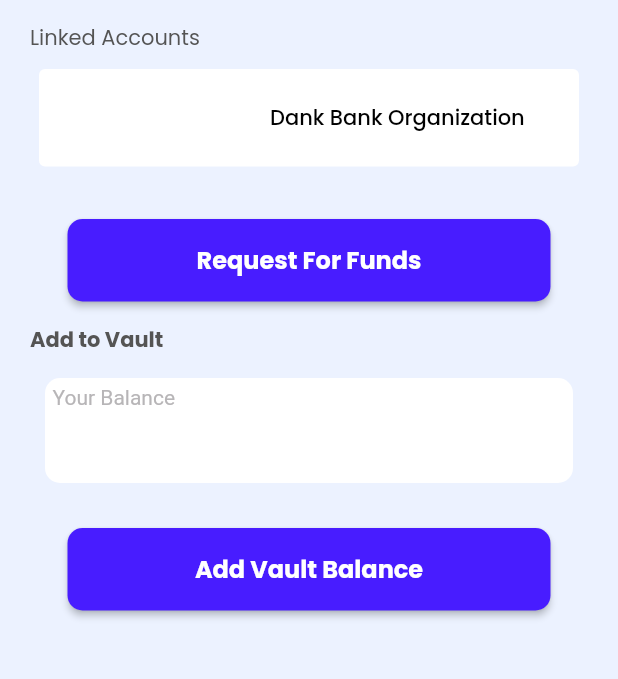
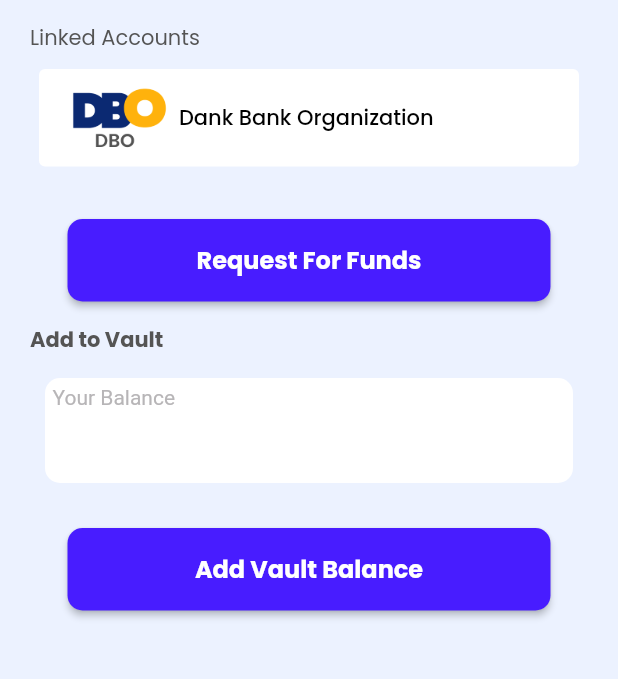
Before and after one commit to MarkTalandron19/Soft_Eng_Proj, a Flutter app: the DepositPage screen opened directly with empty values, on a phone screen of 412 x 824 dp, the part 84-763 px from its top. Run offline on Flutter 3.47's test engine with Material 2 defaults, Android fonts, the phone set to English and light mode, and no system bars; our stand-ins replace cloud_firestore, firebase_core, hexcolor; accounts and stored records are empty.

Commit message:
added image for dbo

```diff
--- a/lib/depositone.dart
+++ b/lib/depositone.dart
@@ -43,11 +43,19 @@ class DepositPage extends StatelessWidget {
             Column(
               children: <Widget>[
                 Container(
-                  margin: EdgeInsets.symmetric(horizontal: 26.0),
+                  margin: const EdgeInsets.symmetric(horizontal: 26.0),
                   child: SizedBox(
                     height: 65.0,
                     child: ElevatedButton(
-                      onPressed: () {},
+
+                      onPressed: () {
+                        Navigator.push(
+                      context,
+                      MaterialPageRoute(
+                          builder: (context) => Deposit(
+                                isChild: isChild,
+                                password: password,
+                              )));},
                       style: ElevatedButton.styleFrom(
                         elevation: 0,
                         backgroundColor: Colors.white,
@@ -55,10 +63,15 @@ class DepositPage extends StatelessWidget {
                       child: Row(
                         children: const <Widget>[
                           SizedBox(
-                            width: 138.0,
+                            width: 5.0,
                           ),
+                          Image(
+                                image: AssetImage(
+                                  'assets/dbo.png'
+                                ),
+                              ),
                           Text(
-                            "Dank Bank Organization",
+                            "  Dank Bank Organization",
                             style: TextStyle(
                               color: Colors.black,
                               fontFamily: 'Poppins',
@@ -77,15 +90,7 @@ class DepositPage extends StatelessWidget {
             SizedBox(
               height: 55.0,
               child: ElevatedButton(
-                onPressed: () {
-                  Navigator.push(
-                      context,
-                      MaterialPageRoute(
-                          builder: (context) => Deposit(
-                                isChild: isChild,
-                                password: password,
-                              )));
-                },
+                onPressed: () {},
                 style: ButtonStyle(
                   backgroundColor:
                       MaterialStateProperty.all(const Color(0xff481CFF)),
@@ -94,6 +99,7 @@ class DepositPage extends StatelessWidget {
                         borderRadius: BorderRadius.circular(10.0)),
                   ),
                 ),
+
                 child: const SizedBox(
                   width: 290.0,
                   child: Text(
```
